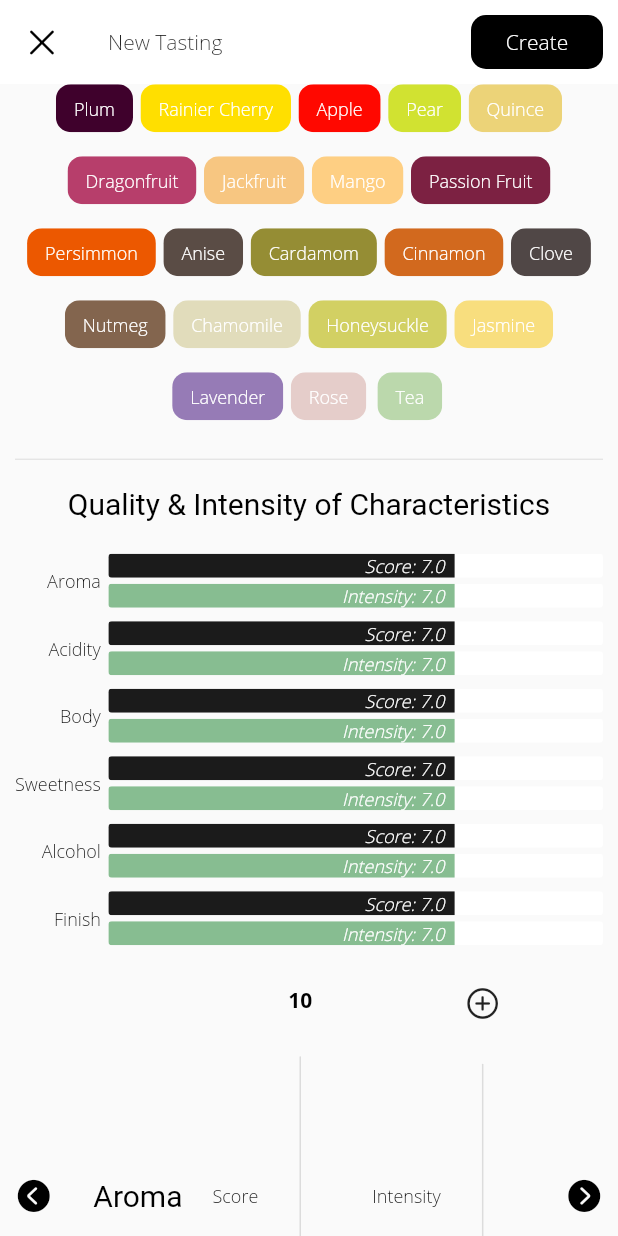
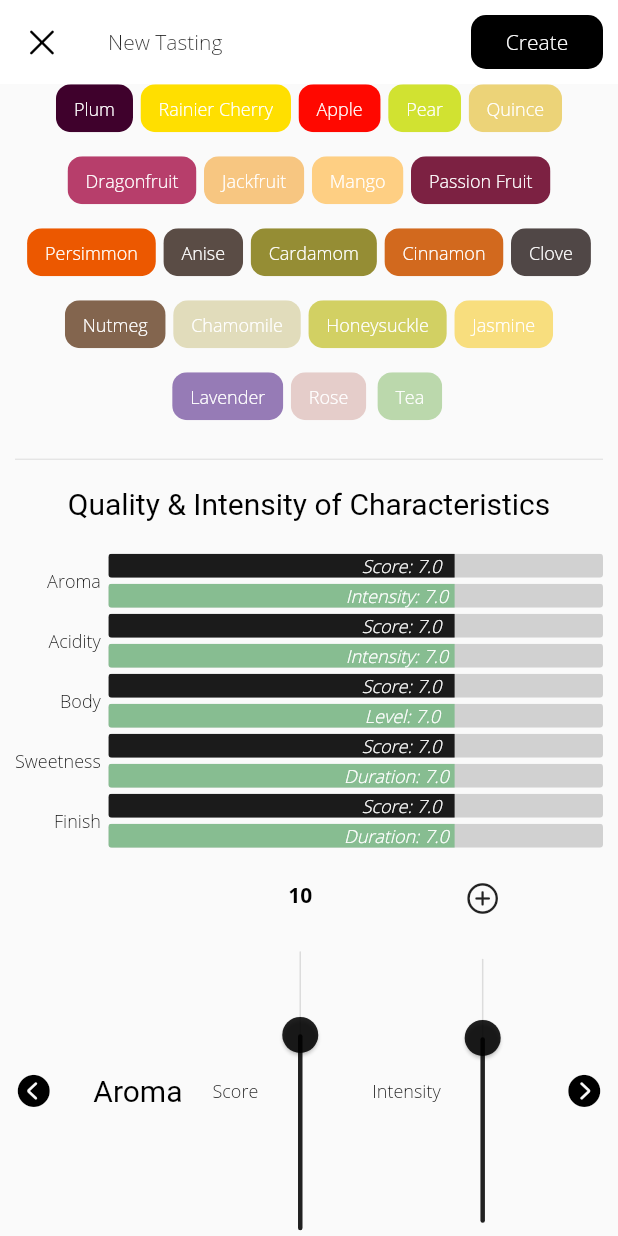
Before and after one commit to dangitstam/notes, a Flutter app: the CoffeeTastingCreateViewWidget screen opened directly, scrolled down 576 dp, on a phone screen of 412 x 824 dp. Run offline on Flutter 3.47's test engine with Material 2 defaults, Android fonts, the phone set to English and light mode, and no system bars; our stand-ins replace bloc, equatable, flutter_bloc, flutter_swiper, image_picker, sqflite; accounts and stored records are empty; Roboto replaces fonts that are missing (Baskerville).

Commit message:
sliding window overlay working

```diff
--- a/lib/src/coffee_tasting_create_view/coffee_tasting_create_view.dart
+++ b/lib/src/coffee_tasting_create_view/coffee_tasting_create_view.dart
@@ -13,9 +13,10 @@ import 'package:notes/src/coffee_tasting_create_view/sca_criteria/body_widget.da
 import 'package:notes/src/coffee_tasting_create_view/sca_criteria/flavor_widget.dart';
 import 'package:notes/src/coffee_tasting_create_view/sca_criteria/fragrance_widget.dart';
 import 'package:notes/src/coffee_tasting_create_view/sca_criteria/overall.dart';
+import 'package:notes/src/common/util.dart';
+import 'package:notes/src/common/widgets/criteria_linear_indicator.dart';
 import 'package:notes/src/data/model/note.dart';
 import 'package:notes/src/styles/typography.dart';
-import 'package:notes/src/util.dart';
 // Heads up: Path's conflict can conflict with BuildContext's context.
 import 'package:path/path.dart' show basename;
 import 'package:path_provider/path_provider.dart' show getApplicationDocumentsDirectory;
@@ -28,6 +29,9 @@ class CoffeeTastingCreateViewWidget extends StatefulWidget {
 class _CoffeeTastingCreateViewWidgetState extends State<CoffeeTastingCreateViewWidget> {
   File _image;
   final picker = ImagePicker();
+
+  final scoreBarColor = Color(0xff1b1b1b);
+  final intensityBarColor = Color(0xff87bd91);
 
   var swiperController = SwiperController();
   var swiperToggleButtonsSelections = [true, false, false, false];
@@ -79,6 +83,8 @@ class _CoffeeTastingCreateViewWidgetState extends State<CoffeeTastingCreateViewW
   @override
   Widget build(BuildContext context) {
     var selectedTastingNotes = context.watch<CoffeeTastingCreateBloc>().state.notes;
+
+    var coffeeTastingState = context.watch<CoffeeTastingCreateBloc>().state;
 
     return Scaffold(
       appBar: AppBar(
@@ -348,7 +354,6 @@ class _CoffeeTastingCreateViewWidgetState extends State<CoffeeTastingCreateViewW
                         buildScaCriteriaCaption('Acidity'),
                         buildScaCriteriaCaption('Body'),
                         buildScaCriteriaCaption('Sweetness'),
-                        buildScaCriteriaCaption('Alcohol'),
                         buildScaCriteriaCaption('Finish'),
                       ],
                     ),
@@ -359,29 +364,16 @@ class _CoffeeTastingCreateViewWidgetState extends State<CoffeeTastingCreateViewW
                       crossAxisAlignment: CrossAxisAlignment.start,
                       mainAxisAlignment: MainAxisAlignment.start,
                       children: [
-                        buildScaCriteriaRatingLinearIndicator(
-                            context.watch<CoffeeTastingCreateBloc>().state.fragranceScore),
-                        buildScaCriteriaIntensityLinearIndicator(
-                            context.watch<CoffeeTastingCreateBloc>().state.fragranceDry),
-                        buildScaCriteriaRatingLinearIndicator(
-                            context.watch<CoffeeTastingCreateBloc>().state.acidityScore),
-                        buildScaCriteriaIntensityLinearIndicator(
-                            context.watch<CoffeeTastingCreateBloc>().state.acidityIntensity),
-                        buildScaCriteriaRatingLinearIndicator(context.watch<CoffeeTastingCreateBloc>().state.bodyScore),
-                        buildScaCriteriaIntensityLinearIndicator(
-                            context.watch<CoffeeTastingCreateBloc>().state.bodyLevel),
-                        buildScaCriteriaRatingLinearIndicator(
-                            context.watch<CoffeeTastingCreateBloc>().state.aftertasteScore),
-                        buildScaCriteriaIntensityLinearIndicator(
-                            context.watch<CoffeeTastingCreateBloc>().state.aftertasteScore),
-                        buildScaCriteriaRatingLinearIndicator(
-                            context.watch<CoffeeTastingCreateBloc>().state.aftertasteScore),
-                        buildScaCriteriaIntensityLinearIndicator(
-                            context.watch<CoffeeTastingCreateBloc>().state.aftertasteScore),
-                        buildScaCriteriaRatingLinearIndicator(
-                            context.watch<CoffeeTastingCreateBloc>().state.aftertasteScore),
-                        buildScaCriteriaIntensityLinearIndicator(
-                            context.watch<CoffeeTastingCreateBloc>().state.aftertasteScore),
+                        CriteriaLinearIndicator(coffeeTastingState.fragranceScore, 'Score', scoreBarColor),
+                        CriteriaLinearIndicator(coffeeTastingState.fragranceDry, 'Intensity', intensityBarColor),
+                        CriteriaLinearIndicator(coffeeTastingState.acidityScore, 'Score', scoreBarColor),
+                        CriteriaLinearIndicator(coffeeTastingState.acidityIntensity, 'Intensity', intensityBarColor),
+                        CriteriaLinearIndicator(coffeeTastingState.bodyScore, 'Score', scoreBarColor),
+                        CriteriaLinearIndicator(coffeeTastingState.bodyLevel, 'Level', intensityBarColor),
+                        CriteriaLinearIndicator(coffeeTastingState.aftertasteScore, 'Score', scoreBarColor),
+                        CriteriaLinearIndicator(coffeeTastingState.aftertasteScore, 'Duration', intensityBarColor),
+                        CriteriaLinearIndicator(coffeeTastingState.aftertasteScore, 'Score', scoreBarColor),
+                        CriteriaLinearIndicator(coffeeTastingState.aftertasteScore, 'Duration', intensityBarColor),
                       ],
                     ),
                   )
--- a/lib/src/coffee_tasting_create_view/sca_criteria/acidity_widget.dart
+++ b/lib/src/coffee_tasting_create_view/sca_criteria/acidity_widget.dart
@@ -3,7 +3,7 @@ import 'package:flutter/material.dart';
 import 'package:flutter_bloc/flutter_bloc.dart';
 import 'package:notes/src/styles/typography.dart';
 
-import '../../util.dart';
+import '../../common/util.dart';
 import '../bloc/coffee_tasting_create_bloc.dart';
 import 'criteria_util.dart';
 
--- a/lib/src/coffee_tasting_create_view/sca_criteria/aftertaste.dart
+++ b/lib/src/coffee_tasting_create_view/sca_criteria/aftertaste.dart
@@ -2,7 +2,7 @@ import 'package:flutter/material.dart';
 import 'package:flutter_bloc/flutter_bloc.dart';
 import 'package:notes/src/styles/typography.dart';
 
-import '../../util.dart';
+import '../../common/util.dart';
 import '../bloc/coffee_tasting_create_bloc.dart';
 import 'criteria_util.dart';
 
--- a/lib/src/coffee_tasting_create_view/sca_criteria/body_widget.dart
+++ b/lib/src/coffee_tasting_create_view/sca_criteria/body_widget.dart
@@ -2,7 +2,7 @@ import 'package:flutter/material.dart';
 import 'package:flutter_bloc/flutter_bloc.dart';
 import 'package:notes/src/styles/typography.dart';
 
-import '../../util.dart';
+import '../../common/util.dart';
 import '../bloc/coffee_tasting_create_bloc.dart';
 import 'criteria_util.dart';
 
--- a/lib/src/coffee_tasting_create_view/sca_criteria/flavor_widget.dart
+++ b/lib/src/coffee_tasting_create_view/sca_criteria/flavor_widget.dart
@@ -2,7 +2,7 @@ import 'package:flutter/material.dart';
 import 'package:flutter_bloc/flutter_bloc.dart';
 import 'package:notes/src/styles/typography.dart';
 
-import '../../util.dart';
+import '../../common/util.dart';
 import '../bloc/coffee_tasting_create_bloc.dart';
 import 'criteria_util.dart';
 
--- a/lib/src/coffee_tasting_create_view/sca_criteria/fragrance_widget.dart
+++ b/lib/src/coffee_tasting_create_view/sca_criteria/fragrance_widget.dart
@@ -3,7 +3,7 @@ import 'package:flutter/material.dart';
 import 'package:flutter_bloc/flutter_bloc.dart';
 import 'package:notes/src/styles/typography.dart';
 
-import '../../util.dart';
+import '../../common/util.dart';
 import '../bloc/coffee_tasting_create_bloc.dart';
 import 'criteria_util.dart';
 
@@ -30,7 +30,7 @@ class FragranceWidget extends StatelessWidget {
                     child: BlackSliderTheme(
                       Slider(
                         value: score,
-                        min: 6,
+                        min: 0,
                         max: 10,
                         onChanged: (value) {
                           context
@@ -59,7 +59,7 @@ class FragranceWidget extends StatelessWidget {
                     child: BlackSliderTheme(
                       Slider(
                         value: fragranceBreak,
-                        min: 6,
+                        min: 0,
                         max: 10,
                         onChanged: (value) {
                           context
--- a/lib/src/coffee_tasting_create_view/sca_criteria/overall.dart
+++ b/lib/src/coffee_tasting_create_view/sca_criteria/overall.dart
@@ -2,7 +2,7 @@ import 'package:flutter/material.dart';
 import 'package:flutter_bloc/flutter_bloc.dart';
 import 'package:notes/src/styles/typography.dart';
 
-import '../../util.dart';
+import '../../common/util.dart';
 import '../bloc/coffee_tasting_create_bloc.dart';
 import 'criteria_util.dart';
 
--- a/lib/src/coffee_tasting_list_view/coffee_tasting_list_view.dart
+++ b/lib/src/coffee_tasting_list_view/coffee_tasting_list_view.dart
@@ -8,7 +8,7 @@ import 'package:notes/src/coffee_tasting_list_view/coffee_tasting_hero_image_sta
 import 'package:notes/src/data/model/coffee_tasting.dart';
 import 'package:notes/src/data/model/note.dart';
 import 'package:notes/src/styles/typography.dart';
-import 'package:notes/src/util.dart';
+import 'package:notes/src/common/util.dart';
 
 // TODO: Abstract into its own file.
 class CoffeeTastingListViewScreen extends StatelessWidget {
--- a/lib/src/util.dart
+++ b/lib/src/common/util.dart
@@ -97,10 +97,9 @@ Widget blackSliderTheme(Slider slider) {
   );
 }
 
-
 Widget buildScaCriteriaCaption(String criteria) {
   return Padding(
-      padding: const EdgeInsets.only(bottom: 5.0),
+    padding: const EdgeInsets.only(bottom: 0.0),
     child: Container(
       height: 40,
       child: Center(
--- /dev/null
+++ b/lib/src/common/widgets/criteria_linear_indicator.dart
@@ -0,0 +1,73 @@
+import 'dart:math';
+
+import 'package:flutter/material.dart';
+import 'package:notes/src/styles/typography.dart';
+
+class CriteriaLinearIndicator extends StatelessWidget {
+  CriteriaLinearIndicator(this.value, this.label, this.color);
+
+  final double value;
+  final String label;
+  final Color color;
+
+  @override
+  Widget build(BuildContext context) {
+    var scaledValue = value / 10;
+    var formattedValue = value == 10.0 ? '$label: 10' : '$label: $value';
+    var barHeight = 16.0;
+    final textWidth = 80.0;
+
+    return Padding(
+      padding: EdgeInsets.only(top: 2, bottom: 2),
+      child: Stack(
+        children: [
+          ClipRRect(
+            borderRadius: BorderRadius.circular(2.3),
+            child: Container(
+              height: barHeight,
+              child: LinearProgressIndicator(
+                backgroundColor: Color(0xffd1d1d1),
+                value: scaledValue,
+                valueColor: AlwaysStoppedAnimation<Color>(color),
+              ),
+            ),
+          ),
+          LayoutBuilder(
+            builder: (context, constrains) {
+              var rightPadding = min(
+                constrains.maxWidth * (1 - scaledValue),
+
+                // Prevent pushing text overlaid on the progress indicator from going off the edge.
+                constrains.maxWidth - textWidth,
+              );
+
+              return Padding(
+                padding: EdgeInsets.only(right: rightPadding),
+                child: Align(
+                  alignment: Alignment.centerRight,
+                  child: Container(
+                    height: barHeight,
+                    width: textWidth,
+                    padding: EdgeInsets.only(left: 2, right: 2),
+                    child: Align(
+                      // Aligns the text left when the bar is empty, aligns it to the the right when full.
+                      alignment: Alignment.lerp(
+                        Alignment.centerLeft,
+                        Alignment.centerRight,
+                        scaledValue,
+                      ),
+                      child: Text(
+                        '$formattedValue',
+                        style: caption(color: Colors.white, fontStyle: FontStyle.italic),
+                      ),
+                    ),
+                  ),
+                ),
+              );
+            },
+          ),
+        ],
+      ),
+    );
+  }
+}
```
Lines whose indentation alone changed are shown as unchanged.
